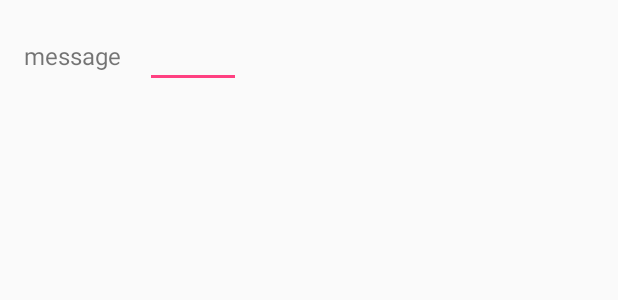
After one commit to darinzhou/drill, an Android app: the layout fragment_inputdialog.xml on its own in the app's theme, with its tools: preview values and no code run, on a phone screen of 412 x 824 dp. The commit adds this screen. Shown: the top 300 px of the screen. Run offline under Robolectric (Android 15) with nearby library versions, the phone set to English and light mode, and no system bars.

Commit message:
refactored code and implemented keyword input

```diff
--- a/app/src/main/java/com/easysoftware/drill/ui/solitaire/CFPairItemsRecyclerAdapter.java
+++ b/app/src/main/java/com/easysoftware/drill/ui/solitaire/CFPairItemsRecyclerAdapter.java
@@ -9,7 +9,7 @@ import android.widget.EditText;
 import android.widget.TextView;
 
 import com.easysoftware.drill.R;
-import com.easysoftware.drill.ui.util.UiUtils;
+import com.easysoftware.drill.ui.util.Utils;
 
 import java.util.List;
 
@@ -96,12 +96,12 @@ public class CFPairItemsRecyclerAdapter extends RecyclerView.Adapter<CFPairItems
 
         private void displayText(TextView textView, String text, List<Integer> keywordPositions) {
             String html = buildTextHtml(text, keywordPositions);
-            UiUtils.displayHtml(textView, html);
+            Utils.displayHtml(textView, html);
         }
 
         private void displayExplanation(TextView textView, String explanation) {
             String html = buildExplanationHtml(explanation);
-            UiUtils.displayHtml(textView, html);
+            Utils.displayHtml(textView, html);
         }
 
         @Override
--- a/app/src/main/java/com/easysoftware/drill/ui/solitaire/SolitaireBaseActivity.java
+++ b/app/src/main/java/com/easysoftware/drill/ui/solitaire/SolitaireBaseActivity.java
@@ -82,12 +82,10 @@ public abstract class SolitaireBaseActivity extends BaseActivity implements Soli
         // following calls should be after presenter initialized
         mAdapter = new CFPairItemsRecyclerAdapter(mPresenter);
         mRecyclerView.setAdapter(mAdapter);
-        initKeywordInfo();
     }
 
     protected abstract void initTitle();
     protected abstract void initInstructions();
-    protected abstract void initKeywordInfo();
     protected abstract void selectLevelAndInitPresenter();
     protected abstract void initInjection();
     protected abstract void cleanInjection();
--- a/app/src/main/java/com/easysoftware/drill/ui/solitaire/SolitaireContract.java
+++ b/app/src/main/java/com/easysoftware/drill/ui/solitaire/SolitaireContract.java
@@ -11,6 +11,8 @@ public interface SolitaireContract {
         void displayNotificationForWrongAnswer(int countCorrect, String text);
         void displayHelp(List<String> texts);
         CFPairItemView getCFPairItemView(int position);
+        void inputInitialKeyword();
+        void displayInitialKeyword();
     }
 
     interface CFPairItemView {
--- a/app/src/main/java/com/easysoftware/drill/ui/solitaire/idiom/IdiomSolitairePresenter.java
+++ b/app/src/main/java/com/easysoftware/drill/ui/solitaire/idiom/IdiomSolitairePresenter.java
@@ -17,11 +17,6 @@ public class IdiomSolitairePresenter extends SolitaireWithKeywordHeadAndTailBase
     @Inject
     public IdiomSolitairePresenter(IdiomDbHelper dbHelper) {
         super(dbHelper);
-    }
-
-    @Override
-    protected String generateInitialKeyword() {
-        return "一";
     }
 
     @Override
--- a/app/src/main/java/com/easysoftware/drill/ui/util/AutoDismissDlgFragment.java
+++ b/app/src/main/java/com/easysoftware/drill/ui/util/AutoDismissDlgFragment.java
@@ -7,6 +7,7 @@ import android.support.annotation.NonNull;
 import android.support.v4.app.DialogFragment;
 import android.support.v4.app.FragmentManager;
 import android.support.v7.app.AlertDialog;
+import android.widget.TextView;
 
 public class AutoDismissDlgFragment extends DialogFragment {
     public static final String TITLE_KEY = "dlg_title";
@@ -54,6 +55,10 @@ public class AutoDismissDlgFragment extends DialogFragment {
         builder.setTitle(title)
                 .setMessage(message)
                 .setCancelable(false);
+
+        TextView textView = Utils.createDlgTitle(getActivity(), title);
+        builder.setCustomTitle(textView);
+
         return builder.create();
     }
 
--- a/app/src/main/res/layout/activity_poem5_recognition.xml
+++ b/app/src/main/res/layout/activity_poem5_recognition.xml
@@ -31,7 +31,7 @@
         android:textSize="48sp"
         app:layout_constraintEnd_toStartOf="@+id/btChar1"
         app:layout_constraintHorizontal_bias="0.5"
-        app:layout_constraintHorizontal_chainStyle="spread_inside"
+        app:layout_constraintHorizontal_chainStyle="packed"
         app:layout_constraintStart_toStartOf="parent"
         app:layout_constraintTop_toBottomOf="@+id/btAnsChar" />
 
@@ -78,7 +78,7 @@
         android:textSize="48sp"
         app:layout_constraintEnd_toStartOf="@+id/btChar4"
         app:layout_constraintHorizontal_bias="0.5"
-        app:layout_constraintHorizontal_chainStyle="spread_inside"
+        app:layout_constraintHorizontal_chainStyle="packed"
         app:layout_constraintStart_toStartOf="parent"
         app:layout_constraintTop_toBottomOf="@+id/btChar" />
 
@@ -125,6 +125,7 @@
         android:textSize="48sp"
         app:layout_constraintEnd_toStartOf="@+id/btChar7"
         app:layout_constraintHorizontal_bias="0.5"
+        app:layout_constraintHorizontal_chainStyle="packed"
         app:layout_constraintStart_toStartOf="parent"
         app:layout_constraintTop_toBottomOf="@+id/btChar3" />
 
--- /dev/null
+++ b/app/src/main/res/layout/fragment_inputdialog.xml
@@ -0,0 +1,24 @@
+<?xml version="1.0" encoding="utf-8"?>
+<LinearLayout xmlns:android="http://schemas.android.com/apk/res/android"
+    android:layout_width="wrap_content"
+    android:layout_height="match_parent"
+    android:padding="16dp">
+
+    <TextView
+        android:id="@+id/tvMessage"
+        android:layout_width="wrap_content"
+        android:layout_height="wrap_content"
+        android:layout_weight="1"
+        android:text="message"
+        android:textSize="16sp" />
+
+    <EditText
+        android:id="@+id/etInput"
+        android:layout_width="64dp"
+        android:layout_height="wrap_content"
+        android:layout_marginLeft="16dp"
+        android:layout_weight="1"
+        android:ems="10"
+        android:inputType="text"
+        android:textSize="16sp" />
+</LinearLayout>
--- a/app/src/main/res/values/strings.xml
+++ b/app/src/main/res/values/strings.xml
@@ -12,6 +12,8 @@
     <string name="next">下一题</string>
     <string name="back">返回</string>
     <string name="submit">提交</string>
+    <string name="ok">确定</string>
+    <string name="cancel">取消</string>
 
     <string name="correct_answer">正确答案: %1$s</string>
     <string name="count_total">已答题数: %1$d</string>
@@ -26,6 +28,9 @@
     <string name="idiom_solitaire_instruction">请输入一个成语，其字头必须是上一个成语的字尾：</string>
     <string name="idiom_solitaire_keyword"><![CDATA[初始字头： <b><font color=red>%1$s</font></b>]]></string>
 
+    <string name="input_initial_keyword_ht_idiom_title">请输入起始字头</string>
+    <string name="input_initial_keyword_ht_idiom_message">请输入第一个成语的字头：</string>
+
     <string name="level_title">请选择难度</string>
     <string name="input_answer">请输入答案</string>
     <string-array name="levels_array">
```
Also changed, not shown: app/src/main/java/com/easysoftware/drill/ui/solitaire/SolitaireBasePresenter.java (+2 -16 lines), app/src/main/java/com/easysoftware/drill/ui/solitaire/SolitaireWithKeywordBasePresenter.java (+31 -0 lines), app/src/main/java/com/easysoftware/drill/ui/solitaire/idiom/IdiomSolitaireActivity.java (+25 -5 lines), app/src/main/java/com/easysoftware/drill/ui/util/InputDlgFragment.java (added, +99 -0 lines), app/src/main/java/com/easysoftware/drill/ui/util/SingleChoiceDlgFragment.java (+5 -2 lines), app/src/main/java/com/easysoftware/drill/ui/util/UiUtils.java (deleted, +0 -17 lines), app/src/main/java/com/easysoftware/drill/ui/util/Utils.java (+44 -1 lines), app/src/main/java/com/easysoftware/drill/util/Constants.java (+13 -2 lines), app/src/main/res/layout/activity_idiom_recognition.xml (+7 -5 lines).
